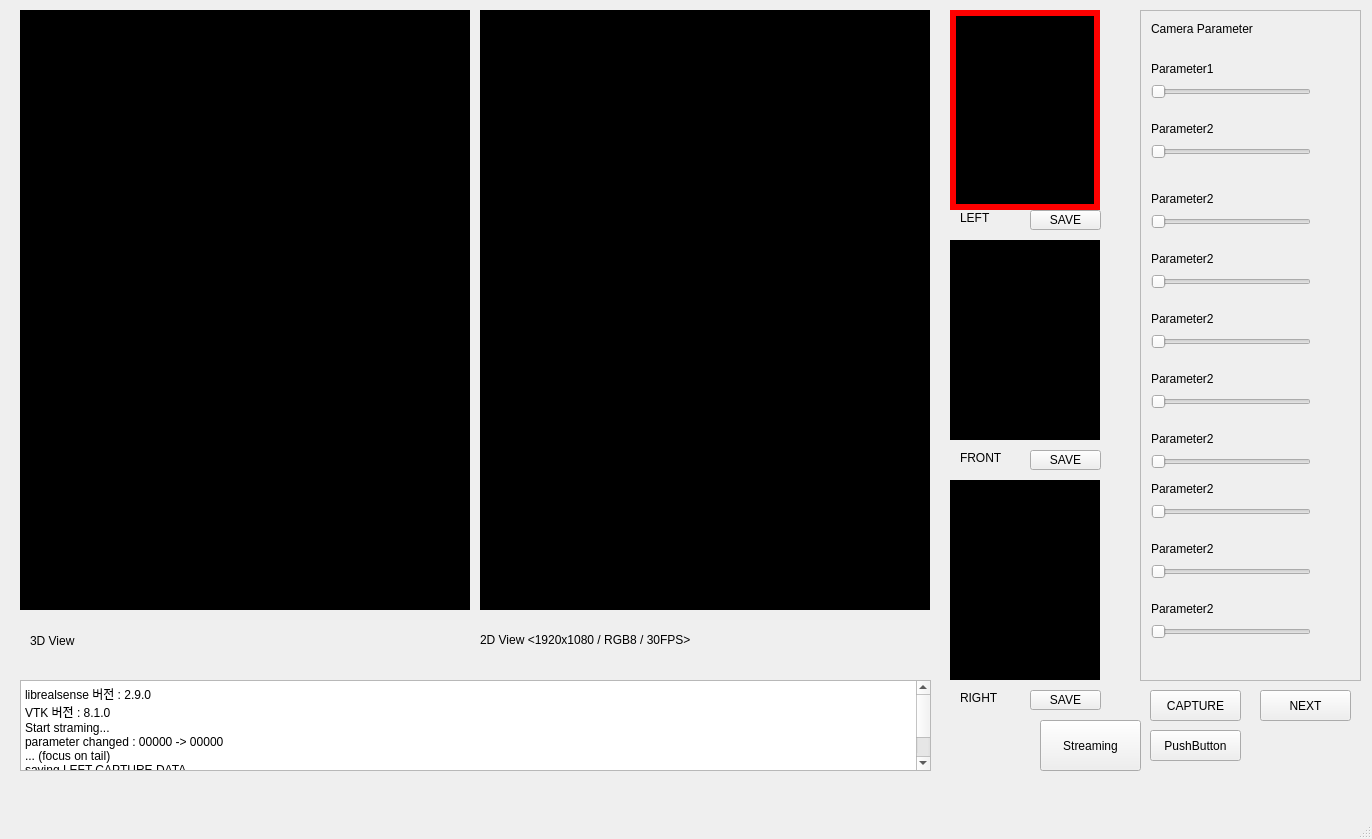
Before: the Qt Designer form 3D_Face_scanning.vc140/ScanModuleQT/scanmoduleqt.ui in CSID-DGU/2017-2-CECD-BirdSound-1, drawn with Qt 5.
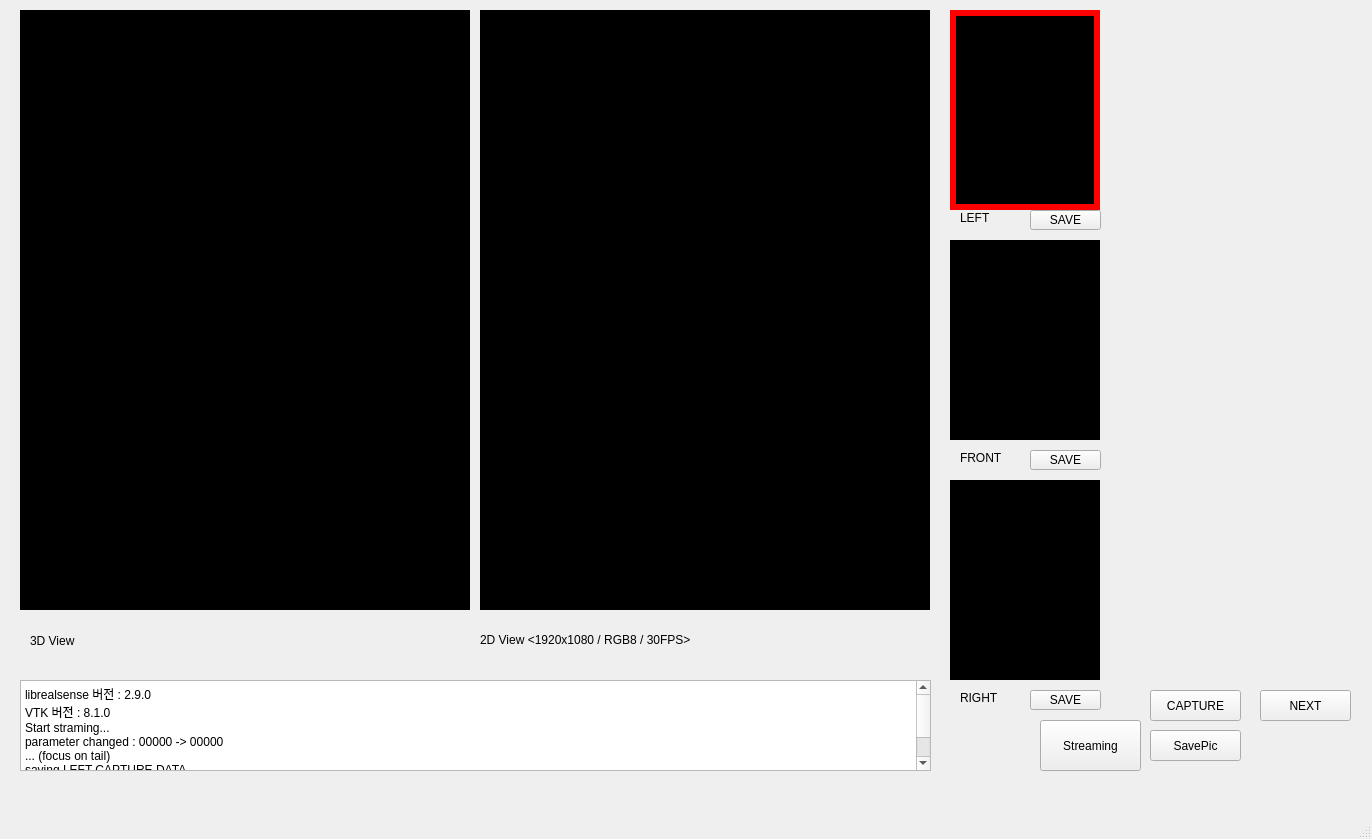
After: the same form once the commit is applied.

```diff
--- a/3D_Face_scanning.vc140/ScanModuleQT/scanmoduleqt.ui
+++ b/3D_Face_scanning.vc140/ScanModuleQT/scanmoduleqt.ui
@@ -249,302 +249,6 @@
      <string>2D View &lt;1920x1080 / RGB8 / 30FPS&gt;</string>
     </property>
    </widget>
-   <widget class="QScrollArea" name="scrollArea_2">
-    <property name="geometry">
-     <rect>
-      <x>1140</x>
-      <y>10</y>
-      <width>221</width>
-      <height>671</height>
-     </rect>
-    </property>
-    <property name="widgetResizable">
-     <bool>true</bool>
-    </property>
-    <widget class="QWidget" name="scrollAreaWidgetContents_2">
-     <property name="geometry">
-      <rect>
-       <x>0</x>
-       <y>0</y>
-       <width>219</width>
-       <height>669</height>
-      </rect>
-     </property>
-     <widget class="QSlider" name="horizontalSlider_11">
-      <property name="geometry">
-       <rect>
-        <x>10</x>
-        <y>70</y>
-        <width>160</width>
-        <height>22</height>
-       </rect>
-      </property>
-      <property name="orientation">
-       <enum>Qt::Horizontal</enum>
-      </property>
-     </widget>
-     <widget class="QSlider" name="horizontalSlider_12">
-      <property name="geometry">
-       <rect>
-        <x>10</x>
-        <y>130</y>
-        <width>160</width>
-        <height>22</height>
-       </rect>
-      </property>
-      <property name="orientation">
-       <enum>Qt::Horizontal</enum>
-      </property>
-     </widget>
-     <widget class="QLabel" name="ParameterTitle">
-      <property name="geometry">
-       <rect>
-        <x>10</x>
-        <y>10</y>
-        <width>151</width>
-        <height>16</height>
-       </rect>
-      </property>
-      <property name="text">
-       <string>Camera Parameter</string>
-      </property>
-     </widget>
-     <widget class="QLabel" name="label_27">
-      <property name="geometry">
-       <rect>
-        <x>10</x>
-        <y>50</y>
-        <width>151</width>
-        <height>16</height>
-       </rect>
-      </property>
-      <property name="text">
-       <string>Parameter1</string>
-      </property>
-     </widget>
-     <widget class="QLabel" name="label_28">
-      <property name="geometry">
-       <rect>
-        <x>10</x>
-        <y>110</y>
-        <width>151</width>
-        <height>16</height>
-       </rect>
-      </property>
-      <property name="text">
-       <string>Parameter2</string>
-      </property>
-     </widget>
-     <widget class="QLabel" name="label_29">
-      <property name="geometry">
-       <rect>
-        <x>10</x>
-        <y>180</y>
-        <width>151</width>
-        <height>16</height>
-       </rect>
-      </property>
-      <property name="text">
-       <string>Parameter2</string>
-      </property>
-     </widget>
-     <widget class="QSlider" name="horizontalSlider_13">
-      <property name="geometry">
-       <rect>
-        <x>10</x>
-        <y>200</y>
-        <width>160</width>
-        <height>22</height>
-       </rect>
-      </property>
-      <property name="orientation">
-       <enum>Qt::Horizontal</enum>
-      </property>
-     </widget>
-     <widget class="QLabel" name="label_30">
-      <property name="geometry">
-       <rect>
-        <x>10</x>
-        <y>240</y>
-        <width>151</width>
-        <height>16</height>
-       </rect>
-      </property>
-      <property name="text">
-       <string>Parameter2</string>
-      </property>
-     </widget>
-     <widget class="QSlider" name="horizontalSlider_14">
-      <property name="geometry">
-       <rect>
-        <x>10</x>
-        <y>260</y>
-        <width>160</width>
-        <height>22</height>
-       </rect>
-      </property>
-      <property name="orientation">
-       <enum>Qt::Horizontal</enum>
-      </property>
-     </widget>
-     <widget class="QSlider" name="horizontalSlider_15">
-      <property name="geometry">
-       <rect>
-        <x>10</x>
-        <y>320</y>
-        <width>160</width>
-        <height>22</height>
-       </rect>
-      </property>
-      <property name="orientation">
-       <enum>Qt::Horizontal</enum>
-      </property>
-     </widget>
-     <widget class="QLabel" name="label_31">
-      <property name="geometry">
-       <rect>
-        <x>10</x>
-        <y>300</y>
-        <width>151</width>
-        <height>16</height>
-       </rect>
-      </property>
-      <property name="text">
-       <string>Parameter2</string>
-      </property>
-     </widget>
-     <widget class="QSlider" name="horizontalSlider_16">
-      <property name="geometry">
-       <rect>
-        <x>10</x>
-        <y>380</y>
-        <width>160</width>
-        <height>22</height>
-       </rect>
-      </property>
-      <property name="orientation">
-       <enum>Qt::Horizontal</enum>
-      </property>
-     </widget>
-     <widget class="QLabel" name="label_32">
-      <property name="geometry">
-       <rect>
-        <x>10</x>
-        <y>360</y>
-        <width>151</width>
-        <height>16</height>
-       </rect>
-      </property>
-      <property name="text">
-       <string>Parameter2</string>
-      </property>
-     </widget>
-     <widget class="QSlider" name="horizontalSlider_17">
-      <property name="geometry">
-       <rect>
-        <x>10</x>
-        <y>440</y>
-        <width>160</width>
-        <height>22</height>
-       </rect>
-      </property>
-      <property name="orientation">
-       <enum>Qt::Horizontal</enum>
-      </property>
-     </widget>
-     <widget class="QLabel" name="label_33">
-      <property name="geometry">
-       <rect>
-        <x>10</x>
-        <y>420</y>
-        <width>151</width>
-        <height>16</height>
-       </rect>
-      </property>
-      <property name="text">
-       <string>Parameter2</string>
-      </property>
-     </widget>
-     <widget class="QSlider" name="horizontalSlider_18">
-      <property name="geometry">
-       <rect>
-        <x>10</x>
-        <y>490</y>
-        <width>160</width>
-        <height>22</height>
-       </rect>
-      </property>
-      <property name="orientation">
-       <enum>Qt::Horizontal</enum>
-      </property>
-     </widget>
-     <widget class="QLabel" name="label_34">
-      <property name="geometry">
-       <rect>
-        <x>10</x>
-        <y>470</y>
-        <width>151</width>
-        <height>16</height>
-       </rect>
-      </property>
-      <property name="text">
-       <string>Parameter2</string>
-      </property>
-     </widget>
-     <widget class="QSlider" name="horizontalSlider_19">
-      <property name="geometry">
-       <rect>
-        <x>10</x>
-        <y>550</y>
-        <width>160</width>
-        <height>22</height>
-       </rect>
-      </property>
-      <property name="orientation">
-       <enum>Qt::Horizontal</enum>
-      </property>
-     </widget>
-     <widget class="QLabel" name="label_35">
-      <property name="geometry">
-       <rect>
-        <x>10</x>
-        <y>530</y>
-        <width>151</width>
-        <height>16</height>
-       </rect>
-      </property>
-      <property name="text">
-       <string>Parameter2</string>
-      </property>
-     </widget>
-     <widget class="QSlider" name="horizontalSlider_20">
-      <property name="geometry">
-       <rect>
-        <x>10</x>
-        <y>610</y>
-        <width>160</width>
-        <height>22</height>
-       </rect>
-      </property>
-      <property name="orientation">
-       <enum>Qt::Horizontal</enum>
-      </property>
-     </widget>
-     <widget class="QLabel" name="label_36">
-      <property name="geometry">
-       <rect>
-        <x>10</x>
-        <y>590</y>
-        <width>151</width>
-        <height>16</height>
-       </rect>
-      </property>
-      <property name="text">
-       <string>Parameter2</string>
-      </property>
-     </widget>
-    </widget>
-   </widget>
    <widget class="QPushButton" name="RightSaveBtn">
     <property name="geometry">
      <rect>
@@ -581,7 +285,7 @@
      </rect>
     </property>
     <property name="text">
-     <string>PushButton</string>
+     <string>SavePic</string>
     </property>
    </widget>
   </widget>
```
